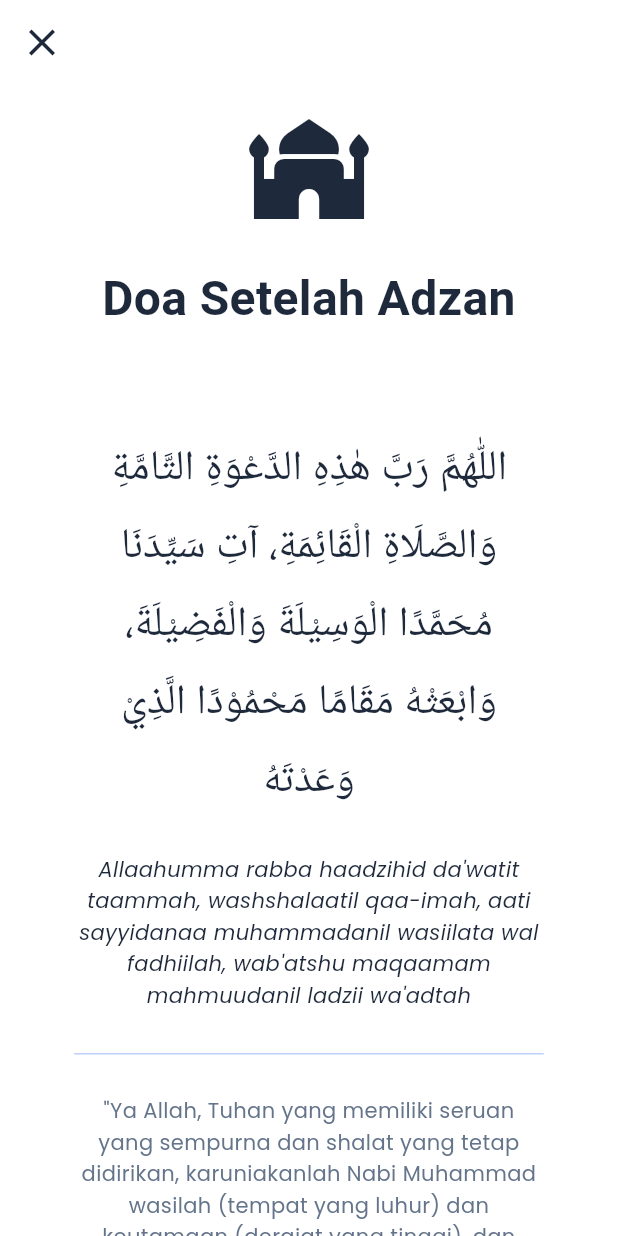
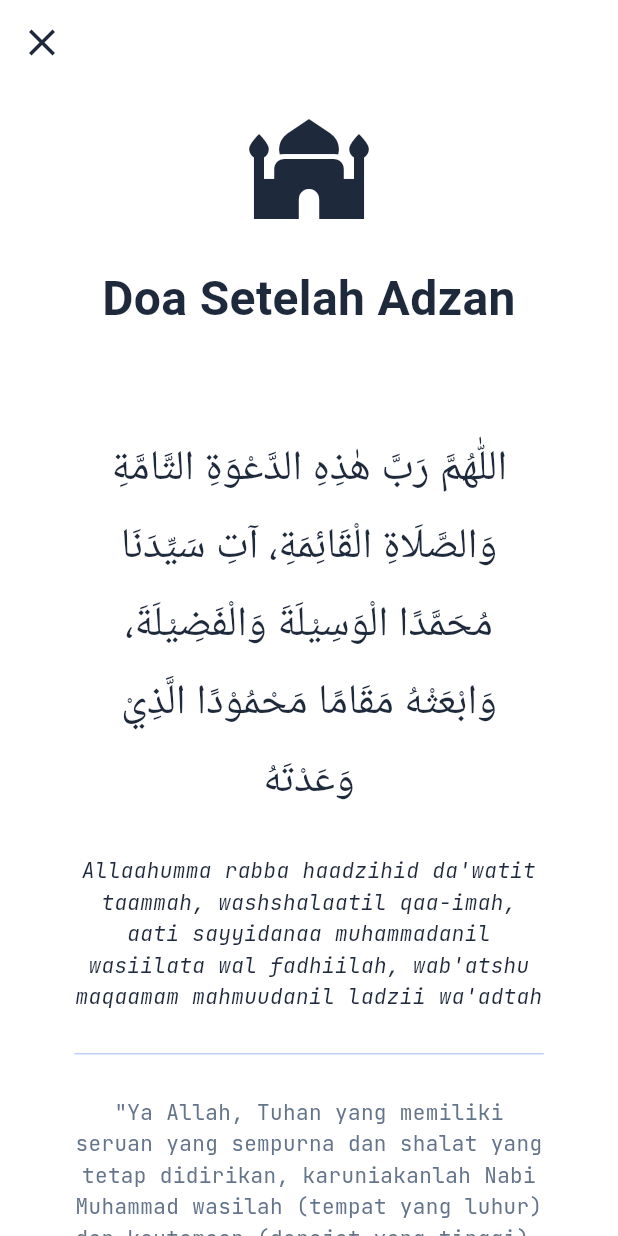
Before and after one commit to MuhammadKrisna18/sahabatmuslim, a Flutter app: the DoaScreen screen opened by its route, on a phone screen of 412 x 824 dp. Run offline on Flutter 3.47's test engine with Material 3 defaults, Android fonts, the phone set to English and light mode, and no system bars; drawn by our look-alikes of flutter_animate; our stand-ins replace adhan, audio_service, audioplayers, dio, expandable, file_picker and 15 more; missing offline and left inert: alarm, home_widget; accounts and stored records are empty; network calls fail; Roboto replaces fonts that are missing (Amiri); statements that could not run were skipped.

Commit message:
feat(theme): switch app font to JetBrains Mono and bump version to 1.0.3+4

```diff
--- a/lib/core/theme/app_theme.dart
+++ b/lib/core/theme/app_theme.dart
@@ -14,7 +14,7 @@ class AppTheme {
         secondary: AppColors.accent,
         surface: AppColors.surfaceLight,
       ),
-      textTheme: GoogleFonts.poppinsTextTheme(ThemeData.light().textTheme),
+      textTheme: GoogleFonts.jetBrainsMonoTextTheme(ThemeData.light().textTheme),
       useMaterial3: true,
       appBarTheme: const AppBarTheme(
         backgroundColor: Colors.transparent,
@@ -41,7 +41,7 @@ class AppTheme {
         secondary: AppColors.accent,
         surface: AppColors.surfaceDark,
       ),
-      textTheme: GoogleFonts.poppinsTextTheme(ThemeData.dark().textTheme),
+      textTheme: GoogleFonts.jetBrainsMonoTextTheme(ThemeData.dark().textTheme),
       useMaterial3: true,
       appBarTheme: const AppBarTheme(
         backgroundColor: Colors.transparent,
--- a/lib/features/adhan/presentation/screens/doa_screen.dart
+++ b/lib/features/adhan/presentation/screens/doa_screen.dart
@@ -61,7 +61,7 @@ class DoaScreen extends StatelessWidget {
                     const SizedBox(height: 24),
                     Text(
                       'Allaahumma rabba haadzihid da\'watit taammah, washshalaatil qaa-imah, aati sayyidanaa muhammadanil wasiilata wal fadhiilah, wab\'atshu maqaamam mahmuudanil ladzii wa\'adtah',
-                      style: GoogleFonts.poppins(
+                      style: GoogleFonts.jetBrainsMono(
                         fontSize: 14,
                         color: context.textPrimaryColor,
                         fontStyle: FontStyle.italic,
@@ -75,7 +75,7 @@ class DoaScreen extends StatelessWidget {
                     ),
                     Text(
                       '"Ya Allah, Tuhan yang memiliki seruan yang sempurna dan shalat yang tetap didirikan, karuniakanlah Nabi Muhammad wasilah (tempat yang luhur) dan keutamaan (derajat yang tinggi), dan bangkitkanlah beliau pada kedudukan yang terpuji yang telah Engkau janjikan kepadanya."',
-                      style: GoogleFonts.poppins(
+                      style: GoogleFonts.jetBrainsMono(
                         fontSize: 14,
                         color: context.textSecondaryColor,
                         height: 1.5,
@@ -97,7 +97,7 @@ class DoaScreen extends StatelessWidget {
                 onPressed: () => Navigator.of(context).pop(),
                 child: Text(
                   'SELESAI',
-                  style: GoogleFonts.poppins(
+                  style: GoogleFonts.jetBrainsMono(
                     fontSize: 18,
                     fontWeight: FontWeight.bold,
                     letterSpacing: 2,
--- a/lib/features/doa/presentation/screens/doa_list_screen.dart
+++ b/lib/features/doa/presentation/screens/doa_list_screen.dart
@@ -38,7 +38,7 @@ class _DoaListScreenState extends State<DoaListScreen> {
         iconTheme: IconThemeData(color: context.textPrimaryColor),
         title: Text(
           'Doa & Dzikir',
-          style: GoogleFonts.poppins(
+          style: GoogleFonts.jetBrainsMono(
             color: context.textPrimaryColor,
             fontSize: 24,
             fontWeight: FontWeight.bold,
--- a/lib/features/qibla/presentation/screens/qibla_screen.dart
+++ b/lib/features/qibla/presentation/screens/qibla_screen.dart
@@ -30,7 +30,7 @@ class _QiblaScreenState extends State<QiblaScreen> {
         automaticallyImplyLeading: false,
         title: Text(
           'Arah Kiblat',
-          style: GoogleFonts.poppins(
+          style: GoogleFonts.jetBrainsMono(
             color: context.textPrimaryColor,
             fontSize: 24,
             fontWeight: FontWeight.bold,
--- a/lib/features/quran/presentation/screens/quran_list_screen.dart
+++ b/lib/features/quran/presentation/screens/quran_list_screen.dart
@@ -58,7 +58,7 @@ class _QuranListScreenState extends State<QuranListScreen> {
                         pinned: true,
                         title: Text(
                           'Al-Qur\'an',
-                          style: GoogleFonts.poppins(
+                          style: GoogleFonts.jetBrainsMono(
                             color: context.textPrimaryColor,
                             fontSize: 24,
                             fontWeight: FontWeight.bold,
--- a/lib/features/sholat/presentation/screens/cara_sholat_screen.dart
+++ b/lib/features/sholat/presentation/screens/cara_sholat_screen.dart
@@ -38,7 +38,7 @@ class _CaraSholatScreenState extends State<CaraSholatScreen> {
         iconTheme: IconThemeData(color: context.textPrimaryColor),
         title: Text(
           'Panduan Sholat',
-          style: GoogleFonts.poppins(
+          style: GoogleFonts.jetBrainsMono(
             color: context.textPrimaryColor,
             fontSize: 24,
             fontWeight: FontWeight.bold,
--- a/pubspec.yaml
+++ b/pubspec.yaml
@@ -16,7 +16,7 @@ publish_to: 'none' # Remove this line if you wish to publish to pub.dev
 # https://developer.apple.com/library/archive/documentation/General/Reference/InfoPlistKeyReference/Articles/CoreFoundationKeys.html
 # In Windows, build-name is used as the major, minor, and patch parts
 # of the product and file versions while build-number is used as the build suffix.
-version: 1.0.2+3
+version: 1.0.3+4
 
 environment:
   sdk: ^3.5.4
```
